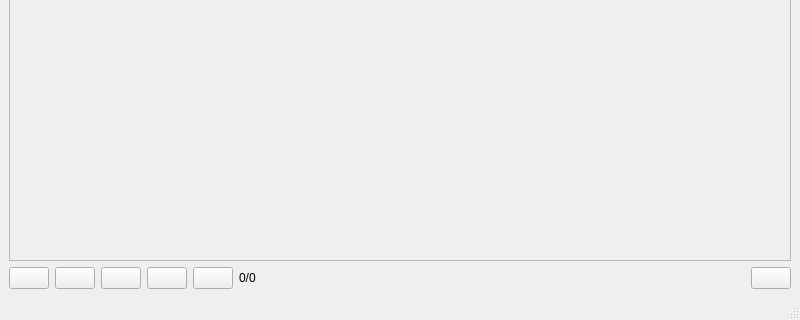
Old version of the form gui/uiimageviewer.ui in the repository chrisdevchroma/fourchan-dl; both pictures show x 0 to 800 and y 280 to 600 of the 800 by 600 pixel window.
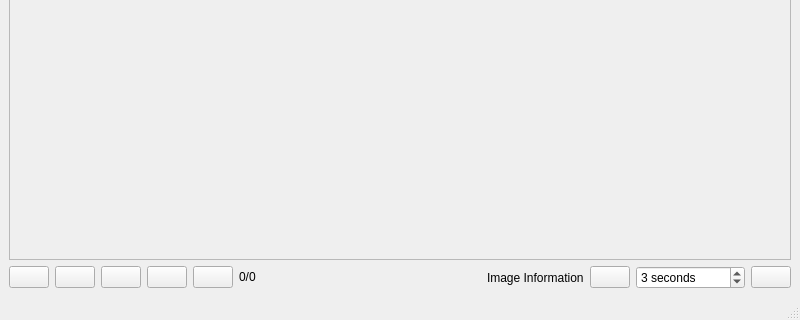
New version of the form. Icons and pictures are not drawn.

Commit message: Intermediate stash * Added proper log file system * Added slideshow for internal viewer * Added functions for rebuilding thumbnails for current thread * Added function for reloading all images of current thread * Some UI improvements

What changed in the file:
```diff
--- a/gui/uiimageviewer.ui
+++ b/gui/uiimageviewer.ui
@@ -178,6 +178,43 @@
         </property>
        </spacer>
       </item>
+      <item>
+       <widget class="QLabel" name="lImageInfo">
+        <property name="text">
+         <string>Image Information</string>
+        </property>
+       </widget>
+      </item>
+      <item>
+       <widget class="QPushButton" name="btnSlideshow">
+        <property name="text">
+         <string/>
+        </property>
+        <property name="icon">
+         <iconset resource="resources.qrc">
+          <normaloff>:/icons/resources/media-playback-start.png</normaloff>:/icons/resources/media-playback-start.png</iconset>
+        </property>
+        <property name="checkable">
+         <bool>true</bool>
+        </property>
+       </widget>
+      </item>
+      <item>
+       <widget class="QSpinBox" name="sbSlideshowPause">
+        <property name="suffix">
+         <string> seconds</string>
+        </property>
+        <property name="minimum">
+         <number>1</number>
+        </property>
+        <property name="maximum">
+         <number>99999</number>
+        </property>
+        <property name="value">
+         <number>3</number>
+        </property>
+       </widget>
+      </item>
       <item>
        <widget class="QPushButton" name="btnOpenWithExternalViewer">
         <property name="toolTip">
```
Left out of the diff: 34 changed lines with no effect on the pictures. The commit also changes 34 other files.
